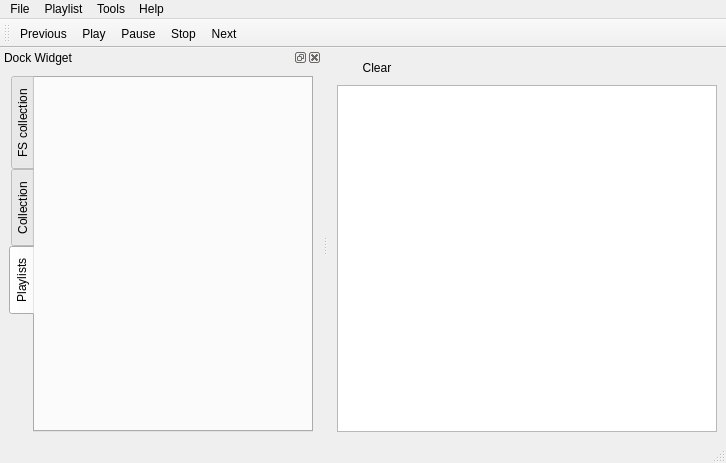
Qt form mainwindow.ui (ksv1986/qsmmp) before a commit.
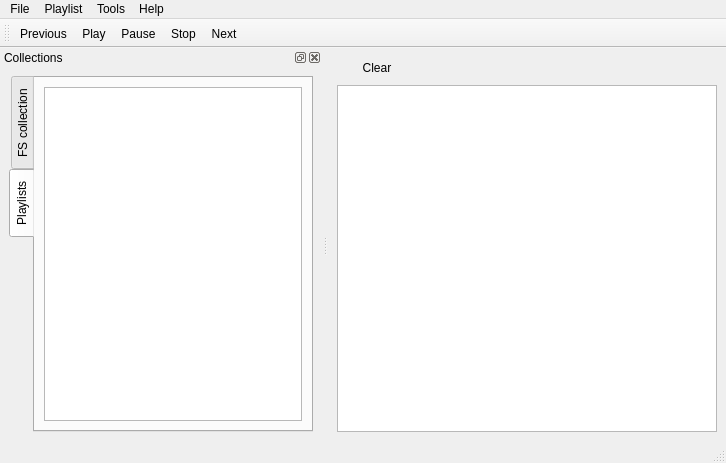
The same form after that commit. The open tabs and pages were chosen to show the change. Icons and pictures are not drawn. Custom widgets are drawn as their Qt base class.

Commit message:
Playlists management
Implemented playlists management functionality: creating new, removing,
renaming. Accessible throught context menu.

```diff
--- a/mainwindow.ui
+++ b/mainwindow.ui
@@ -140,7 +140,7 @@
     <set>QDockWidget::AllDockWidgetFeatures</set>
    </property>
    <property name="windowTitle">
-    <string>Dock Widget</string>
+    <string>Collections</string>
    </property>
    <attribute name="dockWidgetArea">
     <number>1</number>
@@ -217,15 +217,22 @@
          </item>
         </layout>
        </widget>
-       <widget class="QWidget" name="tab_2">
-        <attribute name="title">
-         <string>Collection</string>
-        </attribute>
-       </widget>
        <widget class="QWidget" name="tab_3">
         <attribute name="title">
          <string>Playlists</string>
         </attribute>
+        <layout class="QGridLayout" name="gridLayout">
+         <item row="0" column="0">
+          <widget class="QListWidget" name="playlistWidget">
+           <property name="contextMenuPolicy">
+            <enum>Qt::CustomContextMenu</enum>
+           </property>
+           <property name="alternatingRowColors">
+            <bool>true</bool>
+           </property>
+          </widget>
+         </item>
+        </layout>
        </widget>
       </widget>
      </item>
```
Left out of the diff: 36 changed lines with no effect on the pictures. The commit also changes 3 other files.
